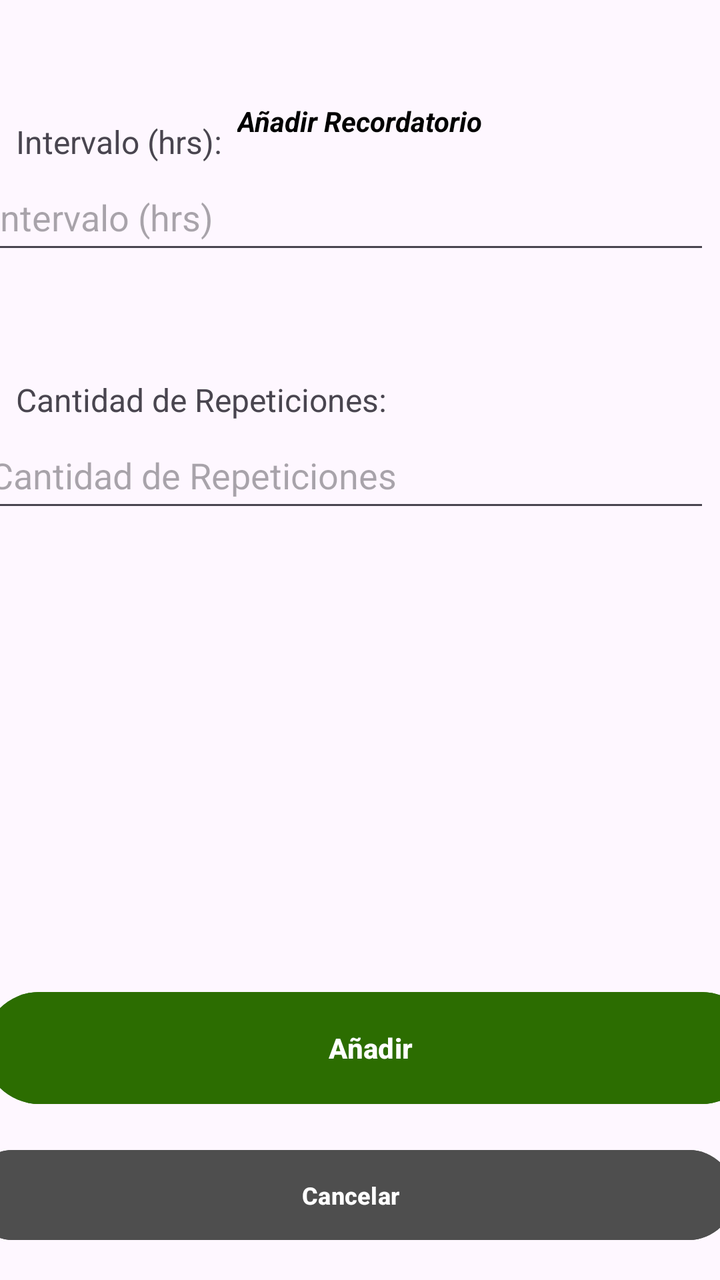
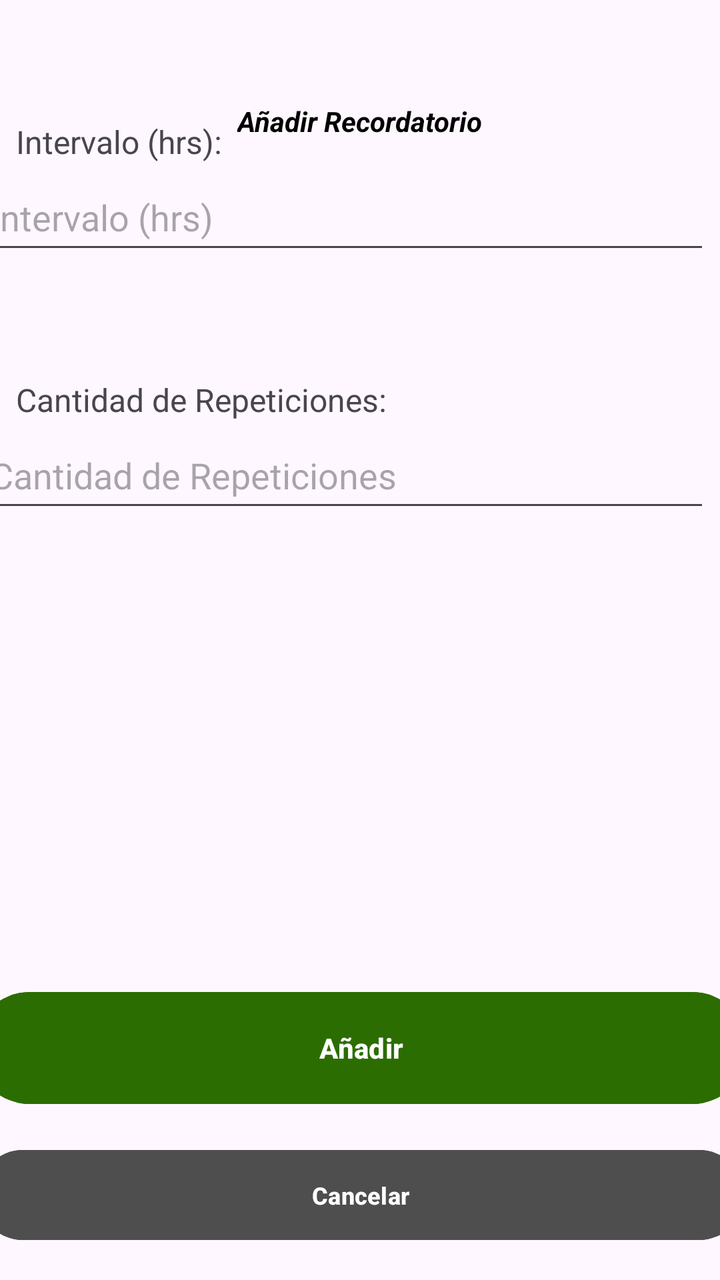

Compare the two renders of this Android layout. The source of the first and the diff that turns it into the second are given below.
<!-- AndroidManifest.xml: application theme Theme.MobilesVC -->
<!-- res/layout/recordatorio_crear_view.xml -->
<?xml version="1.0" encoding="utf-8"?>
<androidx.constraintlayout.widget.ConstraintLayout xmlns:android="http://schemas.android.com/apk/res/android"
    xmlns:app="http://schemas.android.com/apk/res-auto"
    xmlns:tools="http://schemas.android.com/tools"
    android:layout_width="match_parent"
    android:layout_height="match_parent">

    <TextView
        android:id="@+id/textView51"
        android:layout_width="200dp"
        android:layout_height="22dp"
        android:text="Cantidad de Repeticiones:"
        android:textSize="16sp"
        app:layout_constraintBottom_toTopOf="@+id/vCantidadCrear"
        app:layout_constraintEnd_toEndOf="parent"
        app:layout_constraintHorizontal_bias="0.051"
        app:layout_constraintStart_toStartOf="parent" />

    <TextView
        android:id="@+id/textView50"
        android:layout_width="200dp"
        android:layout_height="22dp"
        android:text="Intervalo (hrs):"
        android:textSize="16sp"
        app:layout_constraintBottom_toTopOf="@+id/vIntervaloCrear"
        app:layout_constraintEnd_toEndOf="parent"
        app:layout_constraintHorizontal_bias="0.051"
        app:layout_constraintStart_toStartOf="parent" />

    <com.google.android.material.textfield.TextInputEditText
        android:id="@+id/vIntervaloCrear"
        android:layout_width="364dp"
        android:layout_height="50dp"
        android:layout_marginStart="16dp"
        android:layout_marginEnd="31dp"
        android:layout_marginBottom="79dp"
        android:hint="Intervalo (hrs)"
        app:layout_constraintBottom_toTopOf="@+id/vCantidadCrear"
        app:layout_constraintEnd_toEndOf="parent"
        app:layout_constraintStart_toStartOf="parent" />

    <com.google.android.material.textfield.TextInputEditText
        android:id="@+id/vCantidadCrear"
        android:layout_width="364dp"
        android:layout_height="50dp"
        android:layout_marginStart="16dp"
        android:layout_marginEnd="31dp"
        android:layout_marginBottom="231dp"
        android:hint="Cantidad de Repeticiones"
        app:layout_constraintBottom_toTopOf="@+id/vCrearRecordatorio"
        app:layout_constraintEnd_toEndOf="parent"
        app:layout_constraintStart_toStartOf="parent" />

    <Button
        android:id="@+id/vVolverCrearRecordatorio"
        android:layout_width="383dp"
        android:layout_height="53dp"
        android:layout_marginHorizontal="24dp"
        android:layout_marginTop="8dp"
        android:layout_marginBottom="16dp"
        android:backgroundTint="#4E4E4E"
        android:paddingVertical="10dp"
        android:text="Cancelar"
        android:textSize="12sp"
        android:textStyle="bold"
        android:visibility="visible"
        app:layout_constraintBottom_toBottomOf="parent"
        app:layout_constraintEnd_toEndOf="parent"
        app:layout_constraintHorizontal_bias="0.571"
        app:layout_constraintStart_toStartOf="parent" />

    <Button
        android:id="@+id/vCrearRecordatorio"
        android:layout_width="387dp"
        android:layout_height="64dp"
        android:layout_marginTop="48dp"
        android:layout_marginBottom="84dp"
        android:backgroundTint="#2C6D01"
        android:paddingVertical="14dp"
        android:text="Añadir"
        android:textStyle="bold"
        app:layout_constraintBottom_toBottomOf="parent"
        app:layout_constraintEnd_toEndOf="parent"
        app:layout_constraintHorizontal_bias="0.333"
        app:layout_constraintStart_toStartOf="parent" />

    <TextView
        android:id="@+id/textView9"
        android:layout_width="wrap_content"
        android:layout_height="wrap_content"
        android:layout_marginStart="92dp"
        android:layout_marginTop="51dp"
        android:layout_marginEnd="92dp"
        android:fontFamily="sans-serif"
        android:text="Añadir Recordatorio"
        android:textColor="#000000"
        android:textStyle="bold|italic"
        app:layout_constraintEnd_toEndOf="parent"
        app:layout_constraintStart_toStartOf="parent"
        app:layout_constraintTop_toTopOf="parent"
        tools:textSize="26sp" />
</androidx.constraintlayout.widget.ConstraintLayout>
<!-- resources referenced by this layout -->
<resources>
  <style name="Theme.MobilesVC" parent="Base.Theme.MobilesVC" />
  <style name="Base.Theme.MobilesVC" parent="Theme.Material3.DayNight.NoActionBar">
          
          
      </style>
</resources>

<!-- the commit's change to res/layout/recordatorio_crear_view.xml (unified diff, before → after) -->
@@ -56,7 +56,6 @@
         android:layout_width="383dp"
         android:layout_height="53dp"
         android:layout_marginHorizontal="24dp"
-        android:layout_marginTop="8dp"
         android:layout_marginBottom="16dp"
         android:backgroundTint="#4E4E4E"
         android:paddingVertical="10dp"
@@ -66,14 +65,13 @@
         android:visibility="visible"
         app:layout_constraintBottom_toBottomOf="parent"
         app:layout_constraintEnd_toEndOf="parent"
-        app:layout_constraintHorizontal_bias="0.571"
+        app:layout_constraintHorizontal_bias="0.5"
         app:layout_constraintStart_toStartOf="parent" />
 
     <Button
         android:id="@+id/vCrearRecordatorio"
         android:layout_width="387dp"
         android:layout_height="64dp"
-        android:layout_marginTop="48dp"
         android:layout_marginBottom="84dp"
         android:backgroundTint="#2C6D01"
         android:paddingVertical="14dp"
@@ -81,7 +79,7 @@
         android:textStyle="bold"
         app:layout_constraintBottom_toBottomOf="parent"
         app:layout_constraintEnd_toEndOf="parent"
-        app:layout_constraintHorizontal_bias="0.333"
+        app:layout_constraintHorizontal_bias="0.5"
         app:layout_constraintStart_toStartOf="parent" />
 
     <TextView
